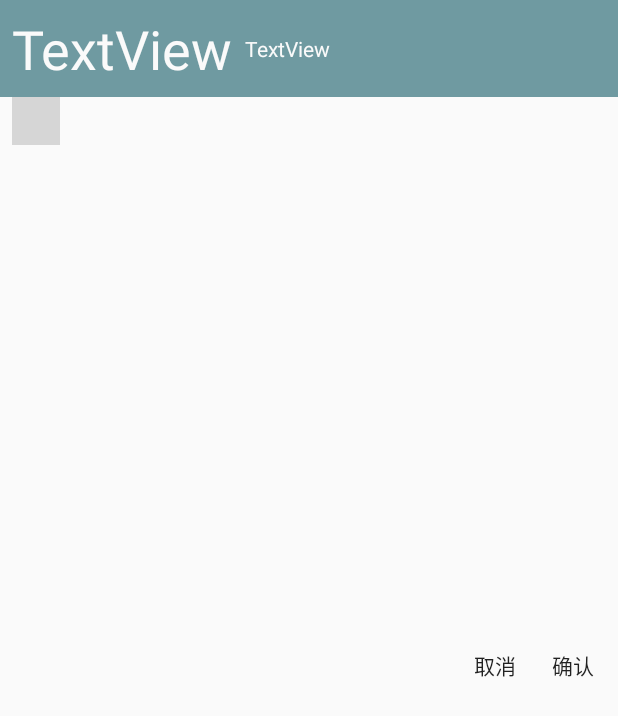
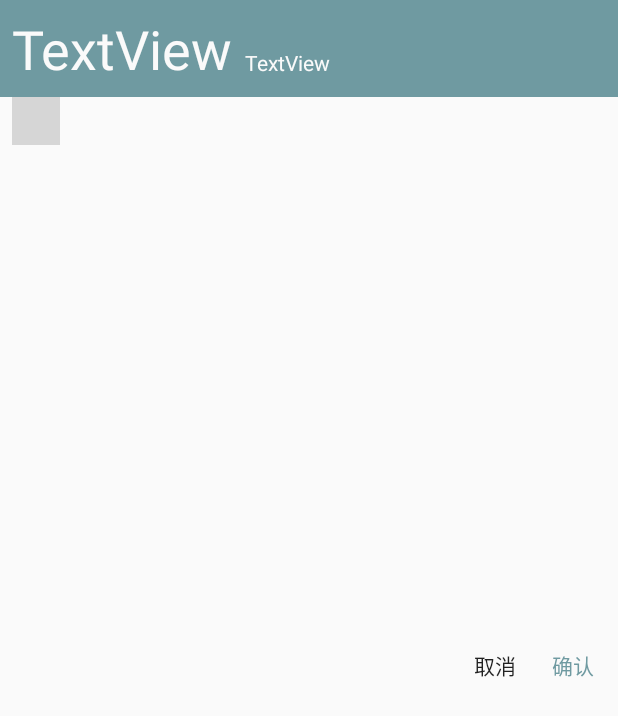
Before and after one commit to NevermindZZT/Days, an Android app: the layout dialog_date_pick.xml on its own in the app's theme, with its tools: preview values and no code run, on a phone screen of 412 x 824 dp. Shown: the top 716 px of the screen. Run offline under Robolectric (Android 15) with nearby library versions, the light colour scheme and no system bars; plain views replace CalendarLayout, CalendarView; grey boxes are pictures that could not be loaded.

Commit message:
优化年份选择

```diff
--- a/app/src/main/AndroidManifest.xml
+++ b/app/src/main/AndroidManifest.xml
@@ -11,8 +11,7 @@
         android:supportsRtl="true"
         android:theme="@style/AppTheme">
         <activity
-            android:name=".MainActivity"
-            android:theme="@style/MainActivityTheme">
+            android:name=".MainActivity">
             <intent-filter>
                 <action android:name="android.intent.action.MAIN" />
 
--- /dev/null
+++ b/app/src/main/res/drawable-xxhdpi/color_year_list_item.xml
@@ -0,0 +1,6 @@
+<?xml version="1.0" encoding="utf-8"?>
+<selector xmlns:android="http://schemas.android.com/apk/res/android">
+    <item android:state_activated="true" android:color="@color/colorAccent" />
+    <item android:state_checked="true" android:color="@color/colorAccent" />
+    <item android:color="@color/textColorPrimary" />
+</selector>
--- a/app/src/main/res/layout/dialog_date_pick.xml
+++ b/app/src/main/res/layout/dialog_date_pick.xml
@@ -33,14 +33,15 @@
             android:gravity="center_vertical"
             android:orientation="vertical">
 
-            <Spinner
-                android:id="@+id/year_spinner"
+            <TextView
+                android:id="@+id/year_text"
                 android:layout_width="wrap_content"
                 android:layout_height="wrap_content"
                 android:layout_marginStart="8dp"
                 android:background="@android:color/transparent"
                 android:clickable="false"
-                android:focusable="false" />
+                android:focusable="false"
+                android:textColor="@color/colorPrimary" />
 
             <TextView
                 android:id="@+id/lunar_text"
@@ -53,14 +54,24 @@
 
     </LinearLayout>
 
+
+    <android.support.constraint.ConstraintLayout
+        android:layout_width="320dp"
+        android:layout_height="360dp">
+
         <com.haibin.calendarview.CalendarLayout
             android:id="@+id/calendarLayout"
-        android:layout_width="wrap_content"
-        android:layout_height="360dp"
-        android:layout_marginHorizontal="8dp"
+            android:layout_width="match_parent"
+            android:layout_height="match_parent"
+            android:layout_marginStart="8dp"
+            android:layout_marginEnd="8dp"
             android:orientation="vertical"
             app:calendar_show_mode="only_month_view"
-        app:default_status="shrink">
+            app:default_status="shrink"
+            app:layout_constraintBottom_toBottomOf="parent"
+            app:layout_constraintEnd_toEndOf="parent"
+            app:layout_constraintStart_toStartOf="parent"
+            app:layout_constraintTop_toTopOf="parent">
 
             <com.haibin.calendarview.CalendarView
                 android:id="@+id/calendar_view"
@@ -82,6 +93,16 @@
                 app:week_text_color="@color/textColorPrimary" />
 
         </com.haibin.calendarview.CalendarLayout>
+
+        <ListView
+            android:id="@+id/year_list"
+            android:layout_width="match_parent"
+            android:layout_height="match_parent"
+            android:choiceMode="singleChoice"
+            android:divider="@null"
+            android:visibility="gone" />
+
+    </android.support.constraint.ConstraintLayout>
 
     <LinearLayout
         android:layout_width="match_parent"
@@ -111,7 +132,9 @@
             android:minWidth="0dp"
             android:minHeight="0dp"
             android:padding="8dp"
-            android:text="@string/positive_button" />
+            android:text="@string/positive_button"
+            android:textColor="@color/colorAccent" />
     </LinearLayout>
 
+
 </LinearLayout>
--- a/app/src/main/res/layout/item_year_spinner.xml
+++ /dev/null
@@ -1,6 +0,0 @@
-<?xml version="1.0" encoding="utf-8"?>
-<TextView xmlns:android="http://schemas.android.com/apk/res/android"
-    android:layout_width="match_parent"
-    android:layout_height="wrap_content"
-    android:gravity="start"
-    android:textColor="@color/colorPrimary" />
--- a/app/src/main/res/values/styles.xml
+++ b/app/src/main/res/values/styles.xml
@@ -2,13 +2,6 @@
 
     <!-- Base application theme. -->
     <style name="AppTheme" parent="Theme.AppCompat.Light.NoActionBar">
-        <!-- Customize your theme here. -->
-        <item name="colorPrimary">@color/colorPrimary</item>
-        <item name="colorPrimaryDark">@color/colorPrimaryDark</item>
-        <item name="colorAccent">@color/colorAccent</item>
-    </style>
-
-    <style name="MainActivityTheme" parent="Theme.AppCompat.Light.NoActionBar">
         <!-- Customize your theme here. -->
         <item name="android:statusBarColor">@android:color/transparent</item>
         <item name="colorPrimary">@color/colorPrimary</item>
@@ -16,4 +9,5 @@
         <item name="colorAccent">@color/colorAccent</item>
     </style>
 
+
 </resources>
```
Also changed, not shown: app/src/main/java/com/letter/days/activity/DateDialog.kt (+17 -13 lines), app/src/main/res/layout/item_year_list.xml (added, +12 -0 lines), app/src/main/res/layout/item_year_spinner_drop.xml (deleted, +0 -9 lines), 1 other file. Lines whose indentation alone changed are shown as unchanged.
